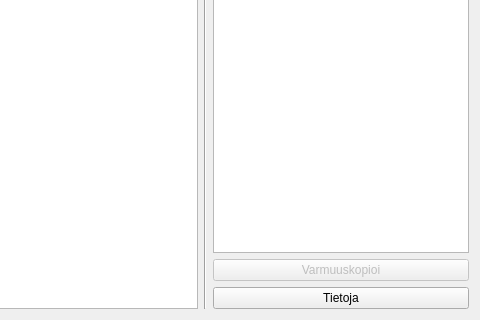
This is kitupiikki/aloitussivu/aloitus.ui in artoh/kitupiikki as Qt 5 draws it before an edit; both pictures show x 284 to 764 and y 179 to 499 of the 764 by 499 pixel window. The edited form follows.
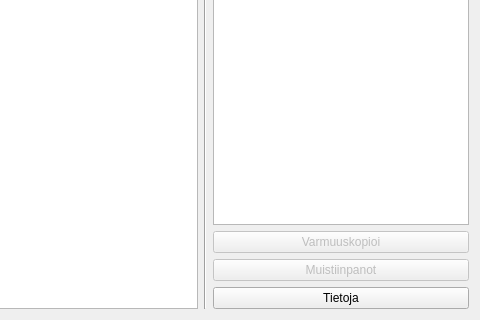
This is the edited form. Icons and pictures are not drawn.

Patch:
```diff
--- a/kitupiikki/aloitussivu/aloitus.ui
+++ b/kitupiikki/aloitussivu/aloitus.ui
@@ -131,6 +131,20 @@
        </property>
       </widget>
      </item>
+     <item>
+      <widget class="QPushButton" name="muistiinpanotNappi">
+       <property name="enabled">
+        <bool>false</bool>
+       </property>
+       <property name="text">
+        <string>Muistiinpanot</string>
+       </property>
+       <property name="icon">
+        <iconset resource="../pic/pic.qrc">
+         <normaloff>:/pic/kommentti.png</normaloff>:/pic/kommentti.png</iconset>
+       </property>
+      </widget>
+     </item>
      <item>
       <widget class="QPushButton" name="tietojaNappi">
        <property name="text">
```
